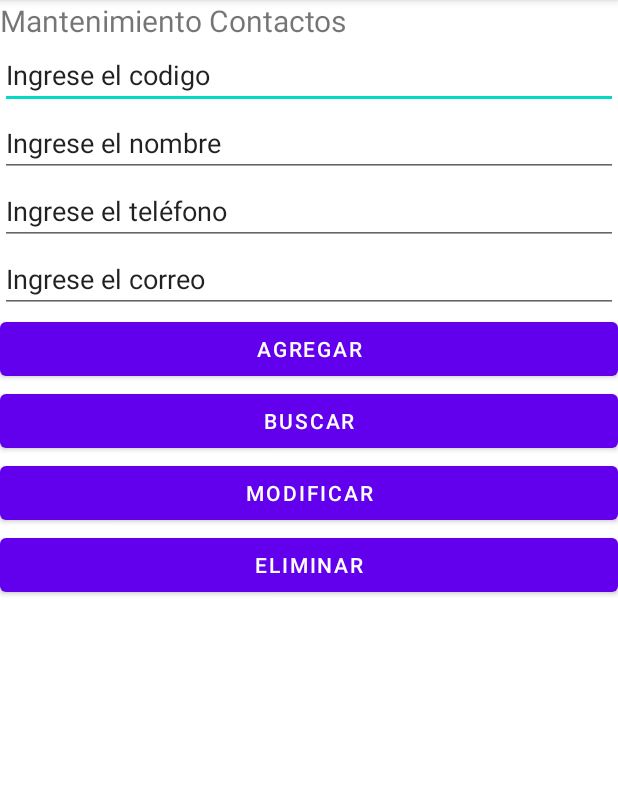
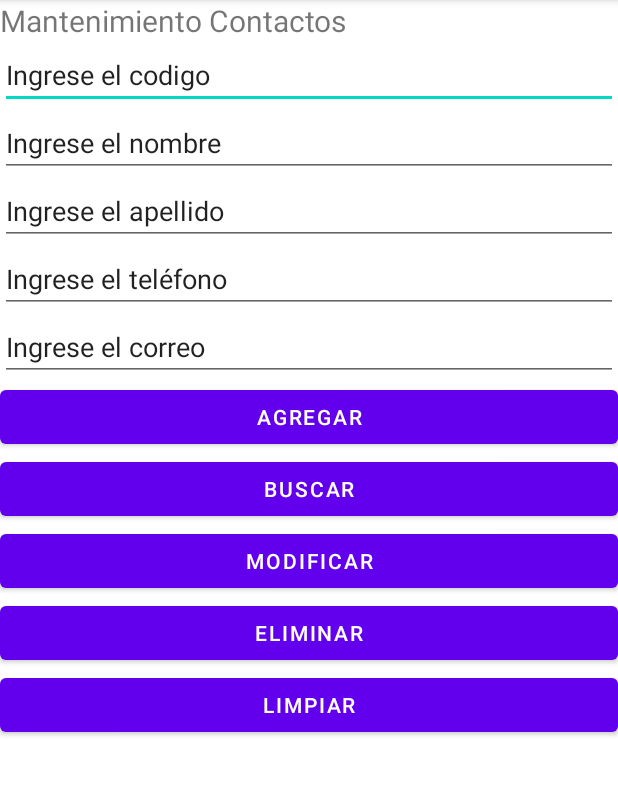
Before and after one commit to JuanAndresCaisapanta/App_BaseDeDatos, an Android app: the screen it shows after launch (MainActivity), on a phone screen of 412 x 824 dp, the part 84-879 px from its top. Run offline under Robolectric (Android 15) with nearby library versions, the phone set to English and light mode, and no system bars.

Commit message:
ingrese boton y textedit

```diff
--- a/app/src/main/res/layout/activity_main.xml
+++ b/app/src/main/res/layout/activity_main.xml
@@ -31,6 +31,15 @@
         android:hint="@string/editText_hide_nombre"
         android:inputType="textPersonName"
         android:text="@string/editText_hide_nombre" />
+
+    <EditText
+        android:id="@+id/editTextTextPersonName"
+        android:layout_width="match_parent"
+        android:layout_height="wrap_content"
+        android:ems="10"
+        android:hint="@string/editText_hide_apellido"
+        android:inputType="textPersonName"
+        android:text="@string/editText_hide_apellido" />
 
     <EditText
         android:id="@+id/et_telefono"
@@ -73,4 +82,11 @@
         android:layout_width="match_parent"
         android:layout_height="wrap_content"
         android:text="@string/button_text_eliminar" />
+
+    <Button
+        android:id="@+id/btn_limpiar"
+        android:layout_width="match_parent"
+        android:layout_height="wrap_content"
+        android:text="@string/button_text_limpiar" />
+
 </LinearLayout>
--- a/app/src/main/res/values/strings.xml
+++ b/app/src/main/res/values/strings.xml
@@ -6,10 +6,13 @@
     <string name="editText_hide_nombre">Ingrese el nombre</string>
     <string name="editText_hide_telefono">Ingrese el teléfono</string>
     <string name="editText_hide_email">Ingrese el correo</string>
+    <string name="editText_hide_apellido">Ingrese el apellido</string>
 
     <string name="button_text_agregar">Agregar</string>
     <string name="button_text_buscar">Buscar</string>
     <string name="button_text_modificar">Modificar</string>
     <string name="button_text_eliminar">Eliminar</string>
 
+    <string name="button_text_limpiar">Limpiar</string>
+
 </resources>
```
